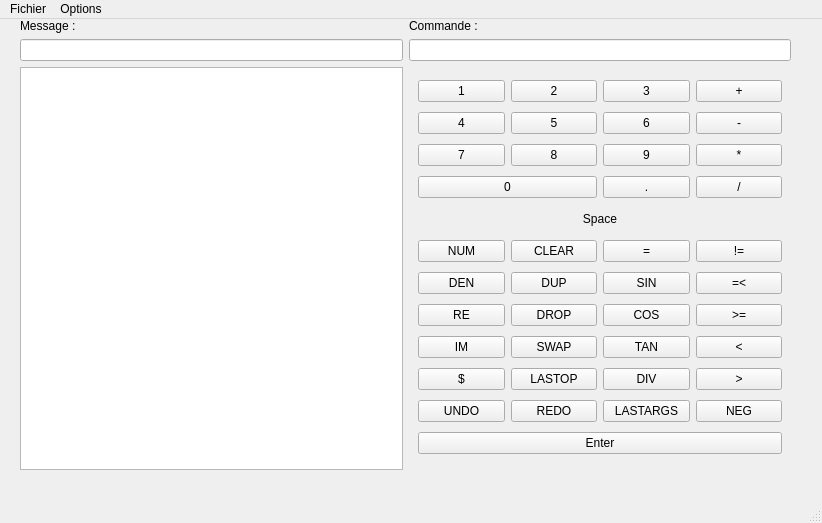
First picture: the form in Sources/Sources/mainwindow.ui, repository gabriel-hurtado/UTComputer, before the edit.
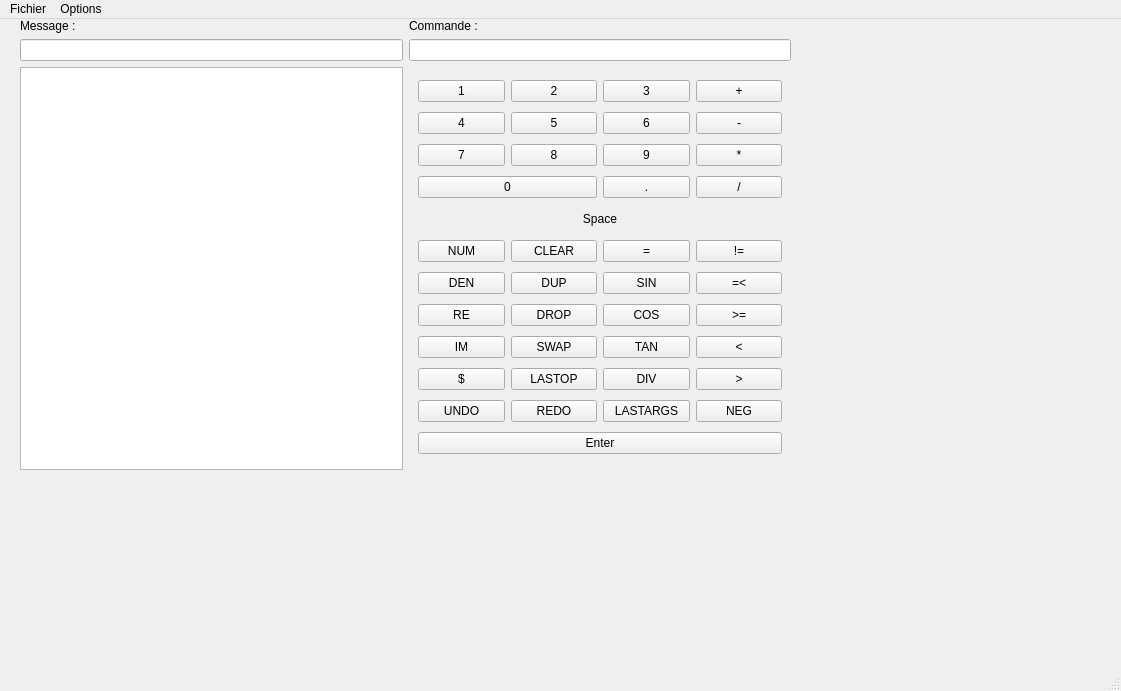
Second picture: the form after the edit.

Diff of the .ui file:
```diff
--- a/Sources/Sources/mainwindow.ui
+++ b/Sources/Sources/mainwindow.ui
@@ -6,8 +6,8 @@
    <rect>
     <x>0</x>
     <y>0</y>
-    <width>822</width>
-    <height>523</height>
+    <width>1121</width>
+    <height>691</height>
    </rect>
   </property>
   <property name="sizePolicy">
@@ -388,7 +388,7 @@
     <rect>
      <x>0</x>
      <y>0</y>
-     <width>822</width>
+     <width>1121</width>
      <height>19</height>
     </rect>
    </property>
```
